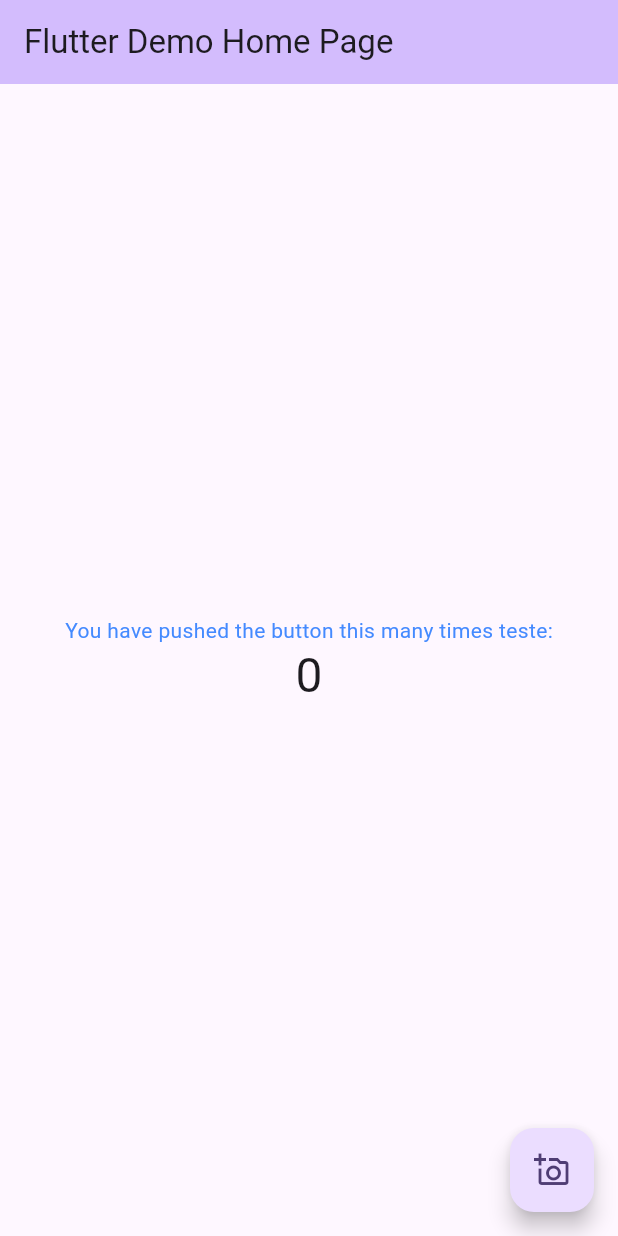
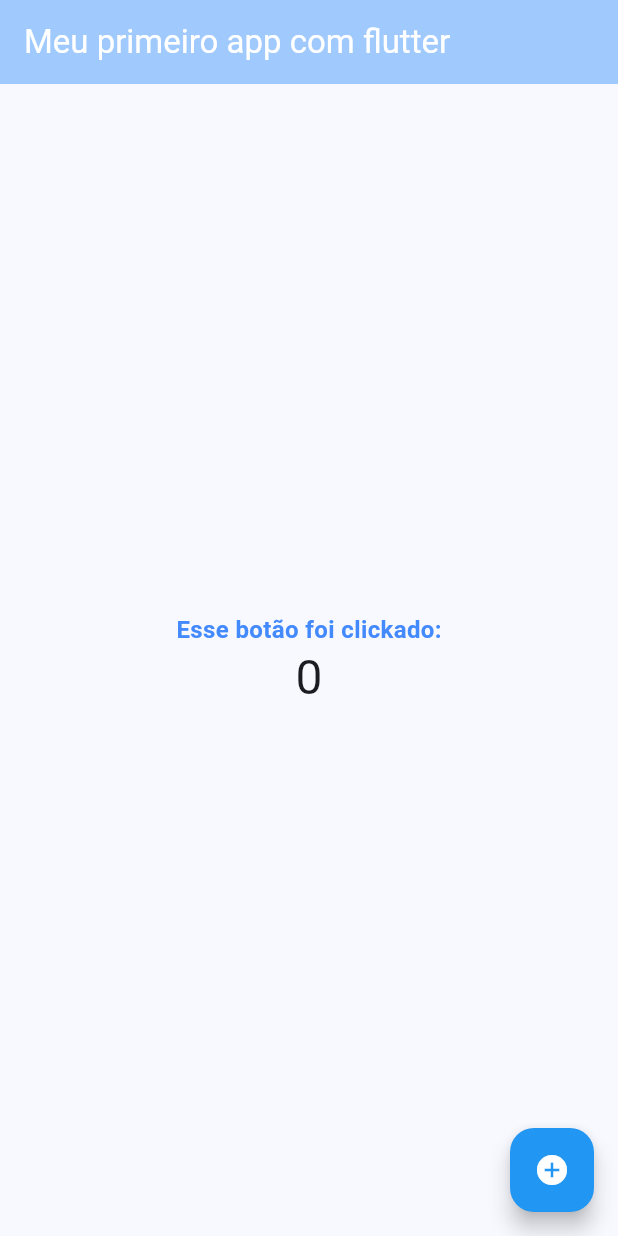
Before and after one commit to Emillyalmeida/first-flutter, a Flutter app: the screen it shows after launch, on a phone screen of 412 x 824 dp. Run offline on Flutter 3.47's test engine with Material 2 defaults, Android fonts, the phone set to English and light mode, and no system bars.

Commit message:
second commit styling the colors

```diff
--- a/lib/main.dart
+++ b/lib/main.dart
@@ -28,10 +28,10 @@ class MyApp extends StatelessWidget {
         //
         // This works for code too, not just values: Most code changes can be
         // tested with just a hot reload.
-        colorScheme: ColorScheme.fromSeed(seedColor: Colors.deepPurple),
+        colorScheme: ColorScheme.fromSeed(seedColor: Colors.blue),
         useMaterial3: true,
       ),
-      home: const MyHomePage(title: 'Flutter Demo Home Page'),
+      home: const MyHomePage(title: 'Meu primeiro app com flutter'),
     );
   }
 }
@@ -81,6 +81,7 @@ class _MyHomePageState extends State<MyHomePage> {
         // TRY THIS: Try changing the color here to a specific color (to
         // Colors.amber, perhaps?) and trigger a hot reload to see the AppBar
         // change color while the other colors stay the same.
+        foregroundColor: Colors.white,
         backgroundColor: Theme.of(context).colorScheme.inversePrimary,
         // Here we take the value from the MyHomePage object that was created by
         // the App.build method, and use it to set our appbar title.
@@ -106,8 +107,11 @@ class _MyHomePageState extends State<MyHomePage> {
           mainAxisAlignment: MainAxisAlignment.center,
           children: <Widget>[
             const Text(
-              'You have pushed the button this many times teste:',
-              style: TextStyle(color: Colors.blueAccent),
+              'Esse botão foi clickado:',
+              style: TextStyle(
+                  color: Colors.blueAccent,
+                  fontSize: 16,
+                  fontWeight: FontWeight.bold),
             ),
             Text(
               '$_counter',
@@ -119,7 +123,10 @@ class _MyHomePageState extends State<MyHomePage> {
       floatingActionButton: FloatingActionButton(
         onPressed: _incrementCounter,
         tooltip: 'Increment',
-        child: const Icon(Icons.add_a_photo_outlined),
+        hoverColor: Colors.black87,
+        backgroundColor: Colors.blue,
+        foregroundColor: Colors.white,
+        child: const Icon(Icons.add_circle),
       ), // This trailing comma makes auto-formatting nicer for build methods.
     );
   }
```
